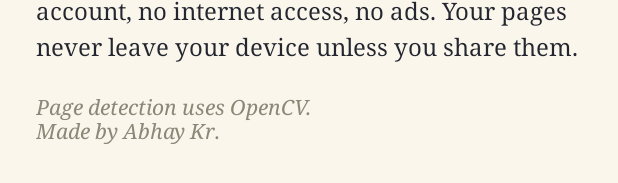
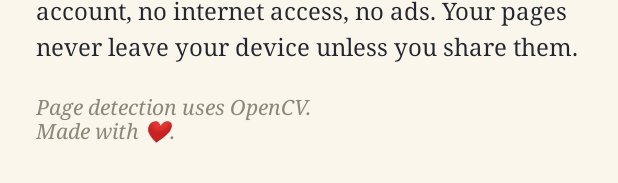
Before and after one commit to AbhayKr-dev960/PaperSnap, an Android app: the layout activity_about.xml on its own in the app's theme, with its tools: preview values and no code run, on a phone screen of 412 x 824 dp. Shown: the part 1023-1206 px from the top of the screen. Run offline under Robolectric (Android 15) with nearby library versions, the phone set to English and light mode, and no system bars.

Commit message:
Update text in activity_about.xml with emoji

```diff
--- a/app/src/main/res/layout/activity_about.xml
+++ b/app/src/main/res/layout/activity_about.xml
@@ -99,7 +99,7 @@
             android:layout_width="match_parent"
             android:layout_height="wrap_content"
             android:paddingLeft="4dp"
-            android:text="Page detection uses OpenCV.\nMade by Abhay Kr."
+            android:text="Page detection uses OpenCV.\nMade with ❤️."
             android:textStyle="italic" />
     </LinearLayout>
 </ScrollView>
```
